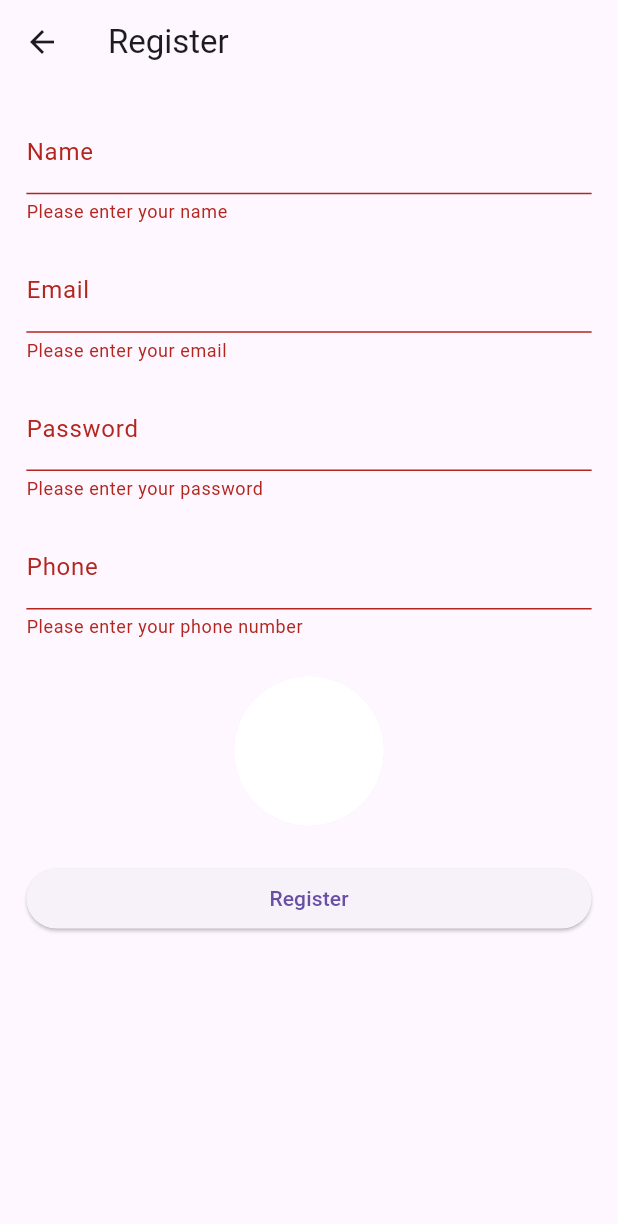
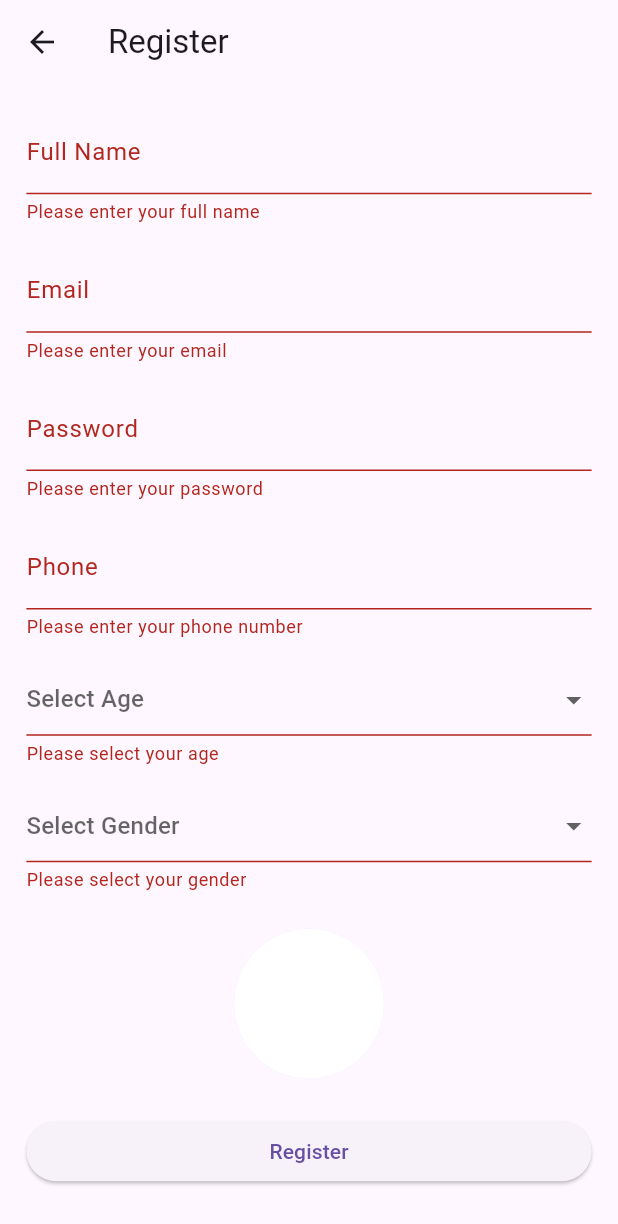
Before and after one commit to kofiobuomagyare/booking_flutter, a Flutter app: the RegisterPage screen opened directly, after a tap on "Register", on a phone screen of 412 x 824 dp. Shown: the top 1224 px of the screen. Run offline on Flutter 3.47's test engine with Material 3 defaults, Android fonts, the phone set to English and light mode, and no system bars; our stand-ins replace flutter_screenutil, geolocator, google_maps_flutter, hugeicons, image_picker, permission_handler and 1 more; accounts and stored records are empty.

```diff
--- a/lib/Screens/register_page.dart
+++ b/lib/Screens/register_page.dart
@@ -1,8 +1,10 @@
+import 'dart:convert';
 import 'dart:io';
 import 'package:flutter/material.dart';
 import 'package:image_picker/image_picker.dart';
 import 'package:permission_handler/permission_handler.dart';
 import 'package:flutter_screenutil/flutter_screenutil.dart';
+import 'package:http/http.dart' as http;
 
 class RegisterPage extends StatefulWidget {
   const RegisterPage({super.key});
@@ -17,6 +19,8 @@ class _RegisterPageState extends State<RegisterPage> {
   final _emailController = TextEditingController();
   final _passwordController = TextEditingController();
   final _phoneController = TextEditingController();
+  String? _selectedAge;
+  String? _selectedGender;
   XFile? _profilePicture;
   bool _isLoading = false;
 
@@ -80,21 +84,57 @@ class _RegisterPageState extends State<RegisterPage> {
     setState(() => _isLoading = true);
 
     try {
-      // Registration logic goes here
-      // You can pass _profilePicture.path to the backend API if needed for the profile picture
+      final url = getRegisterUrl(); // Get the registration API URL
+      final response = await http.post(
+        Uri.parse(url),
+        headers: {'Content-Type': 'application/json'},
+        body: json.encode({
+          'firstName': _nameController.text.split(" ")[0],
+          'lastName': _nameController.text.split(" ")[1],
+          'email': _emailController.text,
+          'password': _passwordController.text,
+          'phoneNumber': _phoneController.text,
+          'age': _selectedAge,
+          'gender': _selectedGender,
+          'profilePicture': _profilePicture?.path ?? '',
+          'role': 'User',
+        }),
+      );
 
-      if (!mounted) return;
-      Navigator.pushReplacementNamed(context, '/home');
+      if (response.statusCode == 200) {
+        // Successfully registered
+        Navigator.pushReplacementNamed(context, '/home');
+      } else {
+        // Handle failure
+        ScaffoldMessenger.of(context).showSnackBar(
+          SnackBar(content: Text('Registration failed: ${response.body}')),
+        );
+      }
     } catch (e) {
       if (!mounted) return;
       ScaffoldMessenger.of(context).showSnackBar(
-        SnackBar(content: Text(e.toString())),
+        SnackBar(content: Text('Error: $e')),
       );
     } finally {
       if (mounted) {
         setState(() => _isLoading = false);
       }
     }
+  }
+
+  String getBaseUrl() {
+    if (Platform.isAndroid) {
+      return 'https://salty-citadel-42862-262ec2972a46.herokuapp.com'; // Use Heroku URL for Android
+    } else if (Platform.isIOS) {
+      return 'https://salty-citadel-42862-262ec2972a46.herokuapp.com'; // Use Heroku URL for iOS
+    } else if (Platform.isWindows || Platform.isLinux || Platform.isMacOS) {
+      return 'http://localhost:8080'; // Use localhost for local testing on PC
+    }
+    return 'https://salty-citadel-42862-262ec2972a46.herokuapp.com'; // Default for other cases
+  }
+
+  String getRegisterUrl() {
+    return '${getBaseUrl()}/api/register'; // Add the registration endpoint to the base URL
   }
 
   @override
@@ -112,10 +152,10 @@ class _RegisterPageState extends State<RegisterPage> {
             children: [
               TextFormField(
                 controller: _nameController,
-                decoration: const InputDecoration(labelText: 'Name'),
+                decoration: const InputDecoration(labelText: 'Full Name'),
                 validator: (value) {
                   if (value == null || value.isEmpty) {
-                    return 'Please enter your name';
+                    return 'Please enter your full name';
                   }
                   return null;
                 },
@@ -162,6 +202,50 @@ class _RegisterPageState extends State<RegisterPage> {
                   return null;
                 },
               ),
+              SizedBox(height: 16.h),
+              DropdownButtonFormField<String>(
+                value: _selectedAge,
+                hint: const Text('Select Age'),
+                items: ['18', '19', '20', '21', '22', '23', '24', '25']
+                    .map((age) => DropdownMenuItem(
+                          value: age,
+                          child: Text(age),
+                        ))
+                    .toList(),
+                onChanged: (value) {
+                  setState(() {
+                    _selectedAge = value;
+                  });
+                },
+                validator: (value) {
+                  if (value == null) {
+                    return 'Please select your age';
+                  }
+                  return null;
+                },
+              ),
+              SizedBox(height: 16.h),
+              DropdownButtonFormField<String>(
+                value: _selectedGender,
+                hint: const Text('Select Gender'),
+                items: ['Male', 'Female', 'Other']
+                    .map((gender) => DropdownMenuItem(
+                          value: gender,
+                          child: Text(gender),
+                        ))
+                    .toList(),
+                onChanged: (value) {
+                  setState(() {
+                    _selectedGender = value;
+                  });
+                },
+                validator: (value) {
+                  if (value == null) {
+                    return 'Please select your gender';
+                  }
+                  return null;
+                },
+              ),
               SizedBox(height: 24.h),
               GestureDetector(
                 onTap: _pickImage,
```
Also changed, not shown: pubspec.yaml (+16 -1 lines), assets/images/nsaano_logo.png (added), pubspec.lock.
